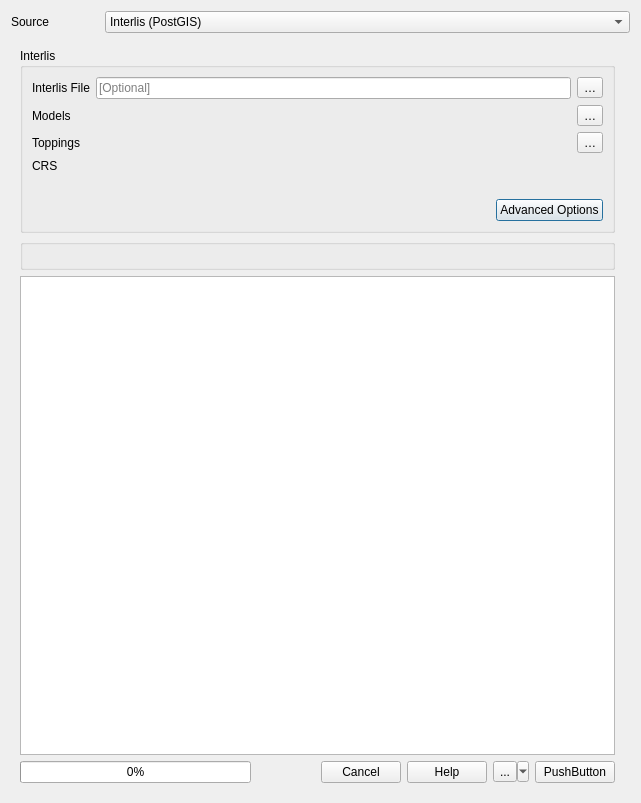
Above: QgisModelBaker/ui/generate_project.ui from opengisch/QgisModelBaker before the change. Below: the same form after it.
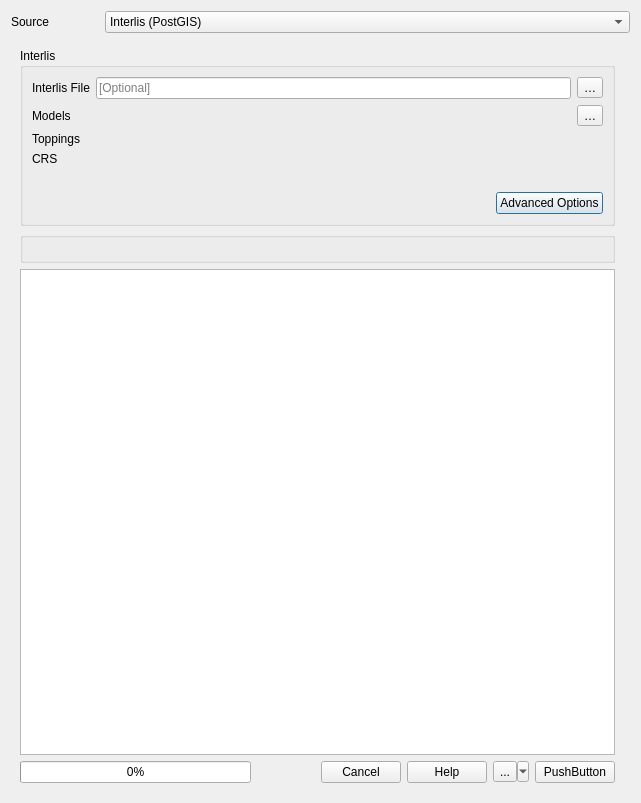
That is the form after the change. Custom widgets are drawn as their Qt base class.

Commit message: consider multiple models for topping finding but support only loading of one topping (metaconfigfile)

```diff
--- a/QgisModelBaker/ui/generate_project.ui
+++ b/QgisModelBaker/ui/generate_project.ui
@@ -124,9 +124,6 @@
             </property>
            </widget>
           </item>
-          <item row="2" column="1" colspan="2">
-           <widget class="CompletionLineEdit" name="ili_toppings_line_edit" native="true"/>
-          </item>
           <item row="3" column="0">
            <widget class="QLabel" name="crs_label">
             <property name="toolTip">
@@ -184,15 +181,8 @@
             </property>
            </widget>
           </item>
-          <item row="2" column="3">
-           <widget class="QToolButton" name="multiple_toppings_button">
-            <property name="toolTip">
-             <string>Select multiple Interlis models</string>
-            </property>
-            <property name="text">
-             <string>…</string>
-            </property>
-           </widget>
+          <item row="2" column="1" colspan="3">
+           <widget class="CompletionLineEdit" name="ili_toppings_line_edit" native="true"/>
           </item>
          </layout>
         </widget>
```
The commit also changes 1 other file.
